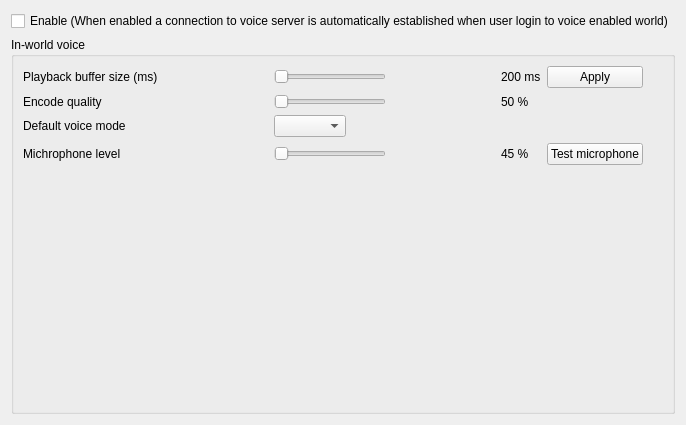
First picture: the form in MumbleVoipModule/ui/VoiceSettings.ui, repository realXtend/tundra, before the edit.
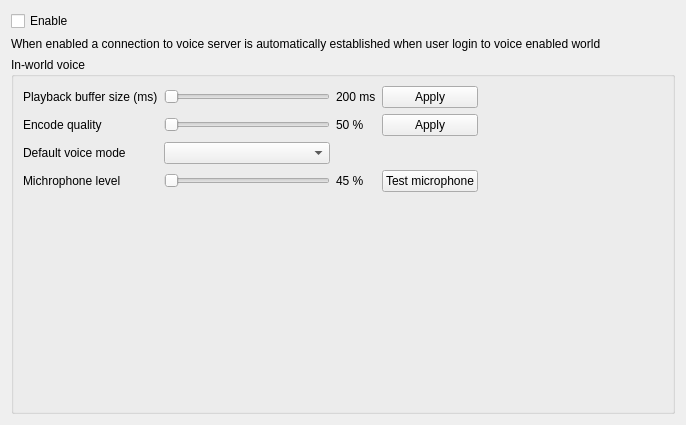
Second picture: the form after the edit.

Commit message: Mumble Voip settings widget works now. Note: The settings values are not used yet.

```diff
--- a/MumbleVoipModule/ui/VoiceSettings.ui
+++ b/MumbleVoipModule/ui/VoiceSettings.ui
@@ -19,12 +19,19 @@
      <item>
       <widget class="QCheckBox" name="voiceEnabledCheckBox">
        <property name="text">
-        <string>Enable (When enabled a connection to voice server is automatically established when user login to voice enabled world)</string>
+        <string>Enable</string>
        </property>
       </widget>
      </item>
     </layout>
    </item>
+   <item>
+    <widget class="QLabel" name="label">
+     <property name="text">
+      <string>When enabled a connection to voice server is automatically established when user login to voice enabled world</string>
+     </property>
+    </widget>
+   </item>
    <item>
     <layout class="QVBoxLayout" name="verticalLayout_4">
      <item>
@@ -47,38 +54,21 @@
                </widget>
               </item>
               <item row="1" column="1">
-               <spacer name="horizontalSpacer_6">
-                <property name="orientation">
-                 <enum>Qt::Horizontal</enum>
-                </property>
-                <property name="sizeHint" stdset="0">
-                 <size>
-                  <width>10</width>
-                  <height>20</height>
-                 </size>
-                </property>
-               </spacer>
-              </item>
-              <item row="1" column="2">
                <widget class="QSlider" name="playbackBufferSlider">
+                <property name="maximum">
+                 <number>1000</number>
+                </property>
+                <property name="singleStep">
+                 <number>10</number>
+                </property>
                 <property name="orientation">
                  <enum>Qt::Horizontal</enum>
                 </property>
+                <property name="tickInterval">
+                 <number>10</number>
+                </property>
                </widget>
               </item>
-              <item row="1" column="3">
-               <spacer name="horizontalSpacer_2">
-                <property name="orientation">
-                 <enum>Qt::Horizontal</enum>
-                </property>
-                <property name="sizeHint" stdset="0">
-                 <size>
-                  <width>10</width>
-                  <height>20</height>
-                 </size>
-                </property>
-               </spacer>
-              </item>
               <item row="2" column="0">
                <widget class="QLabel" name="label_7">
                 <property name="text">
@@ -86,11 +76,20 @@
                 </property>
                </widget>
               </item>
-              <item row="2" column="2">
+              <item row="2" column="1">
                <widget class="QSlider" name="encodeQualitySlider">
+                <property name="maximum">
+                 <number>100</number>
+                </property>
+                <property name="singleStep">
+                 <number>5</number>
+                </property>
                 <property name="orientation">
                  <enum>Qt::Horizontal</enum>
                 </property>
+                <property name="tickInterval">
+                 <number>5</number>
+                </property>
                </widget>
               </item>
               <item row="5" column="0">
@@ -107,63 +106,79 @@
                 </property>
                </widget>
               </item>
-              <item row="7" column="2">
-               <widget class="QSlider" name="microphoneSlider">
+              <item row="7" column="1">
+               <widget class="QSlider" name="microphoneLevelSlider">
+                <property name="maximum">
+                 <number>100</number>
+                </property>
+                <property name="singleStep">
+                 <number>5</number>
+                </property>
                 <property name="orientation">
                  <enum>Qt::Horizontal</enum>
                 </property>
+                <property name="tickInterval">
+                 <number>5</number>
+                </property>
                </widget>
               </item>
-              <item row="2" column="4">
+              <item row="2" column="3">
                <widget class="QLabel" name="encodeQualityLabel">
                 <property name="text">
                  <string>50 %</string>
                 </property>
                </widget>
               </item>
-              <item row="1" column="4">
+              <item row="1" column="3">
                <widget class="QLabel" name="playbackBufferSizeLabel">
                 <property name="text">
                  <string>200 ms</string>
                 </property>
                </widget>
               </item>
-              <item row="5" column="2">
+              <item row="5" column="1">
                <layout class="QHBoxLayout" name="horizontalLayout_4">
                 <item>
                  <widget class="QComboBox" name="defaultVoiceMode"/>
                 </item>
-                <item>
-                 <spacer name="horizontalSpacer">
-                  <property name="orientation">
-                   <enum>Qt::Horizontal</enum>
-                  </property>
-                  <property name="sizeHint" stdset="0">
-                   <size>
-                    <width>40</width>
-                    <height>20</height>
-                   </size>
-                  </property>
-                 </spacer>
-                </item>
                </layout>
               </item>
-              <item row="7" column="4">
+              <item row="7" column="3">
                <widget class="QLabel" name="microphoneLevelLabel">
                 <property name="text">
                  <string>45 %</string>
                 </property>
                </widget>
               </item>
-              <item row="7" column="5">
+              <item row="7" column="4">
                <widget class="QPushButton" name="testMicrophoneButton">
                 <property name="text">
                  <string>Test microphone</string>
                 </property>
                </widget>
               </item>
+              <item row="1" column="4">
+               <widget class="QPushButton" name="applyPlaybackBufferSizeButton">
+                <property name="text">
+                 <string>Apply</string>
+                </property>
+               </widget>
+              </item>
               <item row="1" column="5">
-               <widget class="QPushButton" name="pushButton">
+               <spacer name="horizontalSpacer_2">
+                <property name="orientation">
+                 <enum>Qt::Horizontal</enum>
+                </property>
+                <property name="sizeHint" stdset="0">
+                 <size>
+                  <width>10</width>
+                  <height>20</height>
+                 </size>
+                </property>
+               </spacer>
+              </item>
+              <item row="2" column="4">
+               <widget class="QPushButton" name="applyEncodeQualityButton">
                 <property name="text">
                  <string>Apply</string>
                 </property>
```
Left out of the diff: 2 changed lines with no effect on the pictures. The commit also changes 3 other files.
